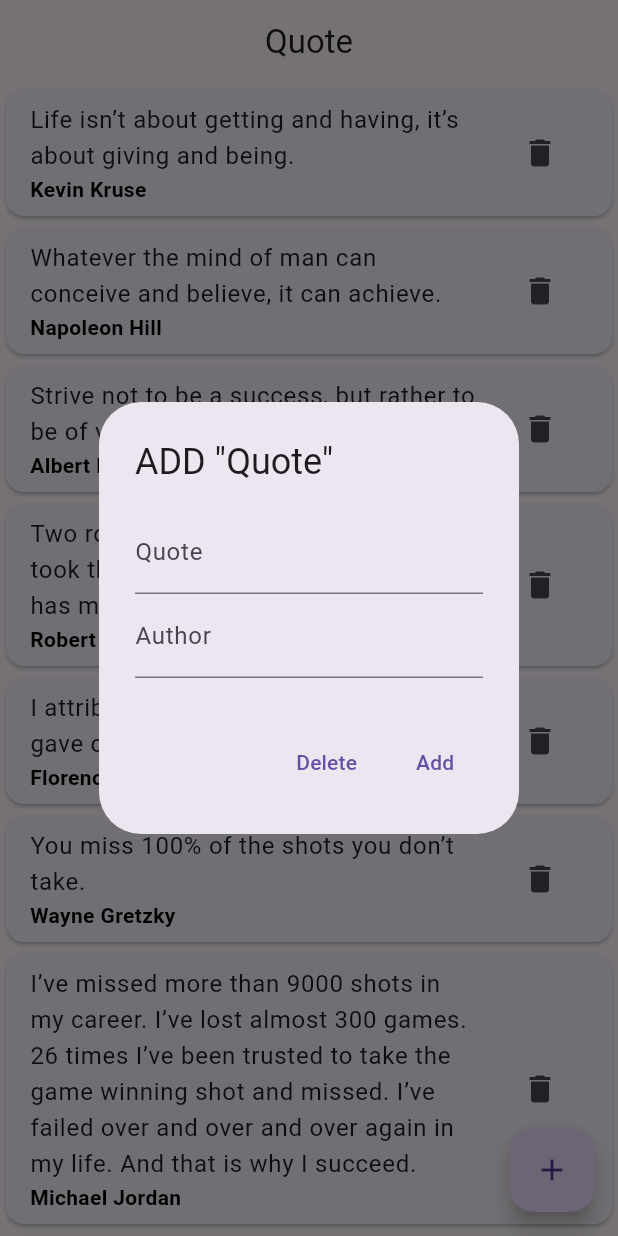
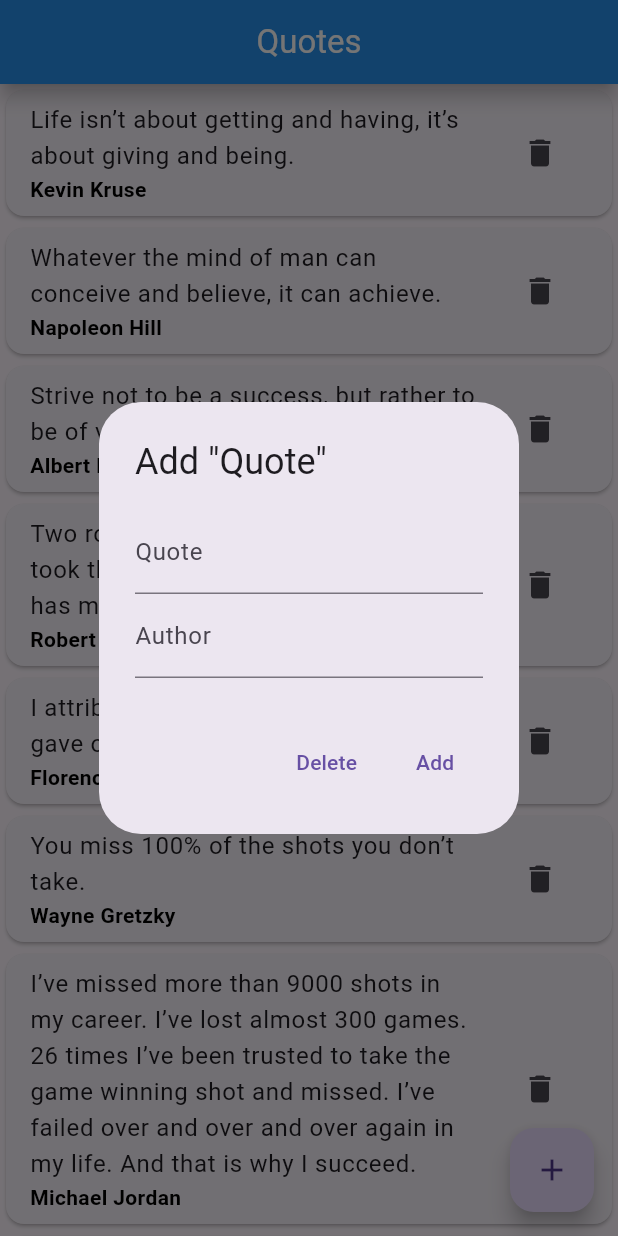
Before and after one commit to priyamtripathiii03/todo_app_provider, a Flutter app: the screen it shows after launch, after a tap on the "add" icon, on a phone screen of 412 x 824 dp. Run offline on Flutter 3.47's test engine with Material 3 defaults, Android fonts, the light colour scheme and no system bars.

Commit message:
08-10-2024

```diff
--- a/lib/view/homepage.dart
+++ b/lib/view/homepage.dart
@@ -1,5 +1,4 @@
 import 'package:provider/provider.dart';
-
 import 'package:flutter/material.dart';
 import 'package:todo_app_provider/Modals/modal.dart';
 import 'package:todo_app_provider/provider/home_provider.dart';
@@ -9,12 +8,20 @@ class QuoteHomePage extends StatelessWidget {
 
   @override
   Widget build(BuildContext context) {
-    QuoteProvider quoteProvidertrue = Provider.of<QuoteProvider>(context, listen: true);
-    QuoteProvider quoteProviderfalse = Provider.of<QuoteProvider>(context, listen: false);
+    QuoteProvider quoteProvidertrue =
+        Provider.of<QuoteProvider>(context, listen: true);
+    QuoteProvider quoteProviderfalse =
+        Provider.of<QuoteProvider>(context, listen: false);
     return Scaffold(
       appBar: AppBar(
+        backgroundColor: Colors.blue,
+        elevation: 5,
+        shadowColor: Colors.black,
         centerTitle: true,
-        title: Text("Quote"),
+        title: Text(
+          "Quotes",
+          style: TextStyle(color: Colors.white),
+        ),
       ),
       body: ListView.builder(
         itemCount: quoteProvidertrue.QuotefinalList.length,
@@ -24,8 +31,8 @@ class QuoteHomePage extends StatelessWidget {
             title: Text(quoteProvidertrue.QuotefinalList[index].quote!),
             subtitle: Text(
               quoteProvidertrue.QuotefinalList[index].author!,
-              style:
-              const TextStyle(color: Colors.black, fontWeight: FontWeight.bold),
+              style: const TextStyle(
+                  color: Colors.black, fontWeight: FontWeight.bold),
             ),
             trailing: IconButton(
               onPressed: () {
@@ -43,19 +50,21 @@ class QuoteHomePage extends StatelessWidget {
           showDialog(
             context: context,
             builder: (context) => AlertDialog(
-              title: const Text('ADD "Quote"'),
+              title: const Text('Add "Quote"'),
               content: Container(
                 height: 120,
+
                 child: SingleChildScrollView(
                   child: Column(
                     children: [
                       TextField(
                         controller: txtQuotes,
-                        decoration: InputDecoration(label: Text('Quote')),
+                        decoration: const InputDecoration(label: Text('Quote')),
                       ),
                       TextField(
                         controller: txtAuthor,
-                        decoration: InputDecoration(label: Text('Author')),
+                        decoration:
+                            const InputDecoration(label: Text('Author')),
                       ),
                     ],
                   ),
@@ -66,7 +75,7 @@ class QuoteHomePage extends StatelessWidget {
                     onPressed: () {
                       Navigator.pop(context);
                     },
-                    child: Text('Delete')),
+                    child: const Text('Delete')),
                 TextButton(
                   onPressed: () {
                     controllerModal model = controllerModal(
@@ -76,7 +85,8 @@ class QuoteHomePage extends StatelessWidget {
                     quoteProviderfalse.addData(model);
                     Navigator.pop(context);
                   },
-                    child: const Text('Add')),
+                  child: const Text('Add'),
+                ),
               ],
             ),
           );
```
Also changed, not shown: Screenshot_20241008_102730.png (added). Lines whose indentation alone changed are shown as unchanged.
